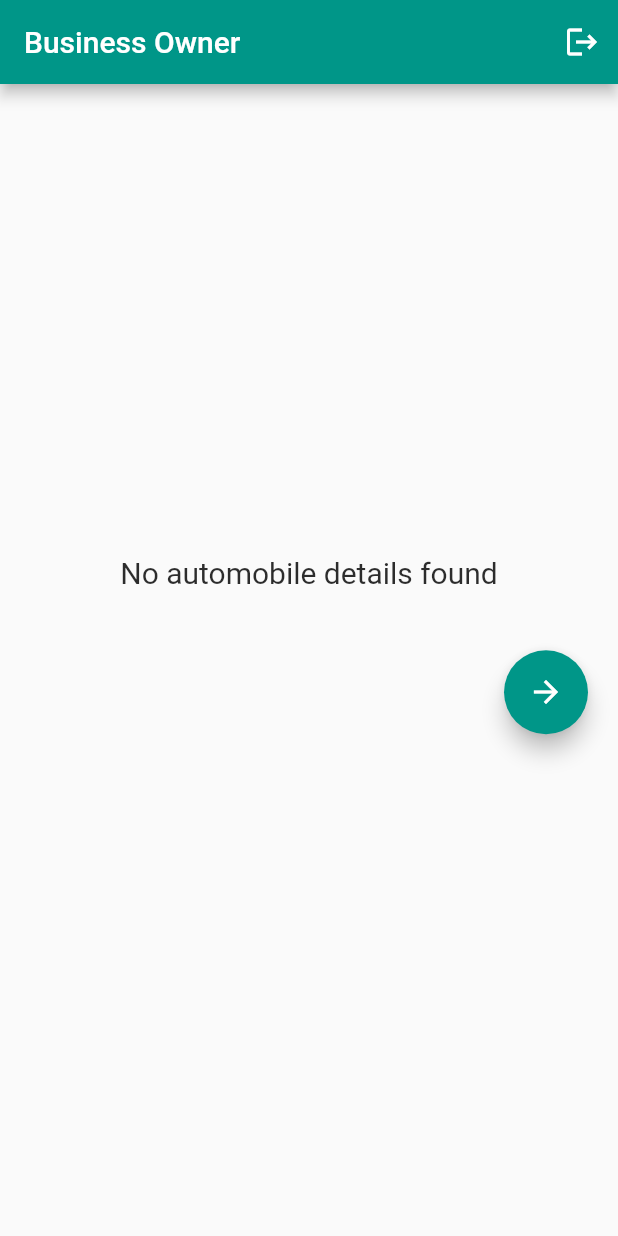
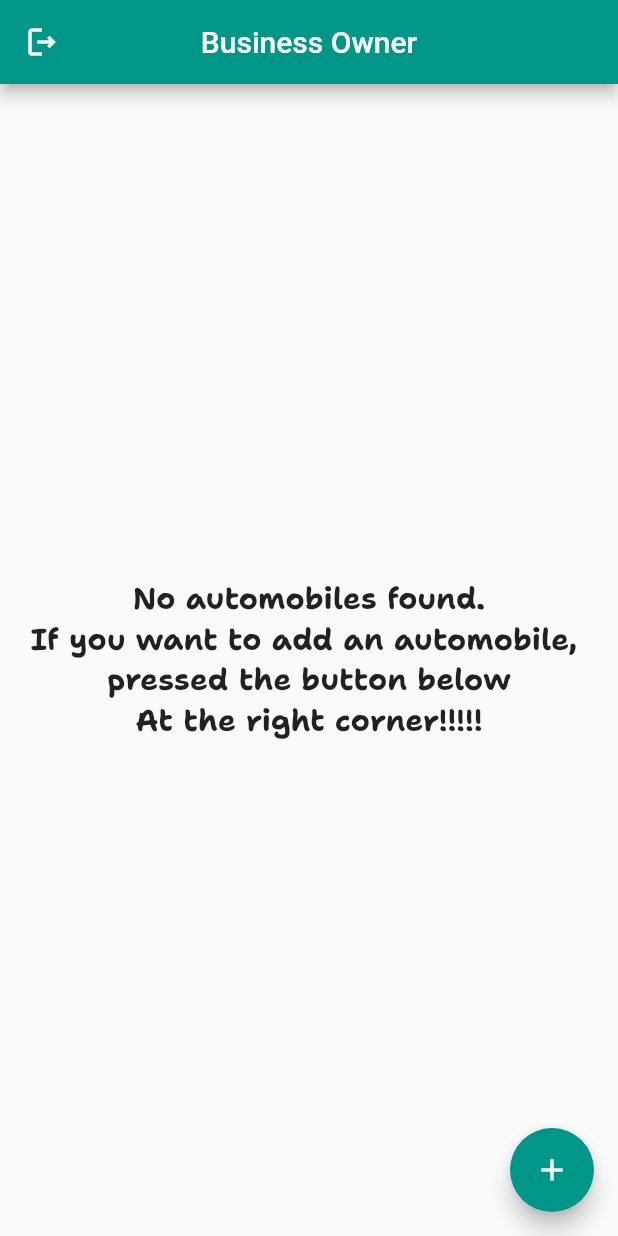
Before and after one commit to abdullahawan123/Renting-Automobile-Flutter-Application, a Flutter app: the BO_HomePage screen opened directly, on a phone screen of 412 x 824 dp. Run offline on Flutter 3.47's test engine with Material 2 defaults, Android fonts, the light colour scheme and no system bars; our stand-ins replace animated_text_kit, cloud_firestore, firebase_auth, firebase_core, firebase_storage, fluttertoast and 2 more; accounts and stored records are empty; project files that could hold a hidden picture were left out.

Commit message:
Business Owner homepage and details page is almost complete.

```diff
--- a/lib/UI/BO_Screens/BO_HomePage.dart
+++ b/lib/UI/BO_Screens/BO_HomePage.dart
@@ -1,4 +1,6 @@
 import 'package:flutter/material.dart';
+import 'package:cloud_firestore/cloud_firestore.dart';
+import 'package:firebase_auth/firebase_auth.dart';
 import 'package:wheel_for_a_while/UI/Authentication/Login.dart';
 import 'package:wheel_for_a_while/UI/BO_Screens/BO_Details.dart';
 import 'package:wheel_for_a_while/UI/utils/BackButton.dart';
@@ -8,74 +10,103 @@ class BO_HomePage extends StatefulWidget {
   _BO_HomePageState createState() => _BO_HomePageState();
 }
 
-class _BO_HomePageState extends State<BO_HomePage> with SingleTickerProviderStateMixin {
-  late AnimationController _animationController;
-  late Animation<double> _animation;
+class _BO_HomePageState extends State<BO_HomePage> {
+  late String currentUserUid = '';
 
   @override
   void initState() {
     super.initState();
-    // Create animation controller
-    _animationController = AnimationController(
-      duration: const Duration(seconds: 2),
-      vsync: this,
-    );
-
-    // Create animation
-    _animation = Tween<double>(begin: 0, end: 1).animate(_animationController);
-
-    // Start the animation
-    _animationController.forward();
+    getUserUid();
   }
 
-  @override
-  void dispose() {
-    _animationController.dispose();
-    super.dispose();
+  Future<void> getUserUid() async {
+    User? user = FirebaseAuth.instance.currentUser;
+    if (user != null) {
+      setState(() {
+        currentUserUid = user.uid;
+      });
+    }
   }
 
   @override
   Widget build(BuildContext context) {
     return WillPopScope(
-      onWillPop: ()=> BackButtonDoublePressed().onBackButtonDoublePressed(context),
+      onWillPop: () => BackButtonDoublePressed().onBackButtonDoublePressed(context),
       child: Scaffold(
         appBar: AppBar(
+          title: const Text('Business Owner'),
+          centerTitle: true,
           automaticallyImplyLeading: false,
-          title: const Text('Business Owner'),
-          actions: [
-            IconButton(onPressed: (){
+          leading: IconButton(
+            icon: const Icon(Icons.logout_outlined),
+            onPressed: (){
               Navigator.push(context, MaterialPageRoute(builder: (context) => const Login()));
-            }, icon: const Icon(Icons.logout))
+            }
+          ),
+        ),
+        body: SafeArea(
+          child: StreamBuilder<QuerySnapshot>(
+            stream: FirebaseFirestore.instance
+                .collection('automobile')
+                .where('user_id', isEqualTo: currentUserUid)
+                .snapshots(),
+            builder: (context, snapshot) {
+              if (snapshot.hasError) {
+                return Center(
+                  child: Text('Error: ${snapshot.error}'),
+                );
+              }
+              if (snapshot.connectionState == ConnectionState.waiting) {
+                return const Center(
+                  child: CircularProgressIndicator(),
+                );
+              }
+              if (snapshot.hasData && snapshot.data!.docs.isNotEmpty) {
+                // Automobiles exist, display the details
+                return ListView.builder(
+                  itemCount: snapshot.data!.docs.length,
+                  itemBuilder: (context, index) {
+                    final automobile = snapshot.data!.docs[index];
+                    final imageUrls =
+                    List<String>.from(automobile['image_URL']);
+                    final name = automobile['automobile_name'] ?? '';
+                    final make = automobile['make'] ?? '';
+                    final model = automobile['model'] ?? '';
+
+                    return ListTile(
+                      leading: Image.network(imageUrls.first),
+                      title: Text(name),
+                      subtitle: Text('$make $model'),
+                    );
+                  },
+                );
+              }
+
+              return Padding(
+                padding: const EdgeInsets.all(20.0),
+                child: Center(
+                  child: Column(
+                    mainAxisAlignment: MainAxisAlignment.center,
+                    children: const [
+                      Text('No automobiles found.', style: TextStyle(fontSize: 20, fontWeight: FontWeight.bold, fontFamily: 'ShantellSans'),),
+                      Text('If you want to add an automobile, ', style: TextStyle(fontSize: 20, fontWeight: FontWeight.bold, fontFamily: 'ShantellSans'),),
+                      Text('pressed the button below', style: TextStyle(fontSize: 20, fontWeight: FontWeight.bold, fontFamily: 'ShantellSans'),),
+                      Text('At the right corner!!!!!', style: TextStyle(fontSize: 20, fontWeight: FontWeight.bold, fontFamily: 'ShantellSans'),)
                     ],
                   ),
-        body: Column(
-          mainAxisAlignment: MainAxisAlignment.center,
-          crossAxisAlignment: CrossAxisAlignment.center,
-          children: [
-            FadeTransition(
-              opacity: _animation,
-              child: const Text(
-                'No automobile details found',
-                style: TextStyle(fontSize: 20),
+                ),
+              );
+            },
           ),
         ),
-            const SizedBox(height: 20),
-            Align(
-              alignment: Alignment.bottomRight,
-              child: Padding(
-                padding: const EdgeInsets.all(20.0),
-                child: FloatingActionButton(
+        floatingActionButton: FloatingActionButton(
           onPressed: () {
             Navigator.push(
               context,
               MaterialPageRoute(builder: (context) => BO_Details()),
             );
           },
-                  child: const Icon(Icons.arrow_forward),
-                ),
-              ),
-            ),
-          ],
+          child: const Icon(Icons.add),
         ),
       ),
     );
```
Also changed, not shown: lib/UI/BO_Screens/BO_Details.dart (+139 -47 lines). Lines whose indentation alone changed are shown as unchanged.
